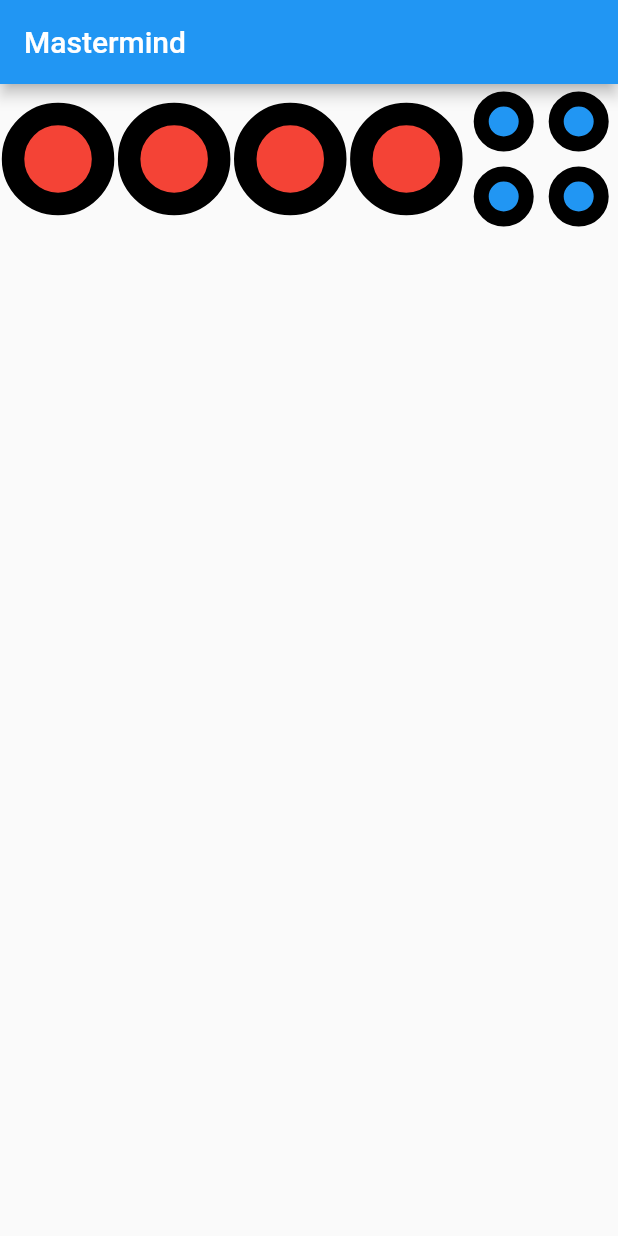
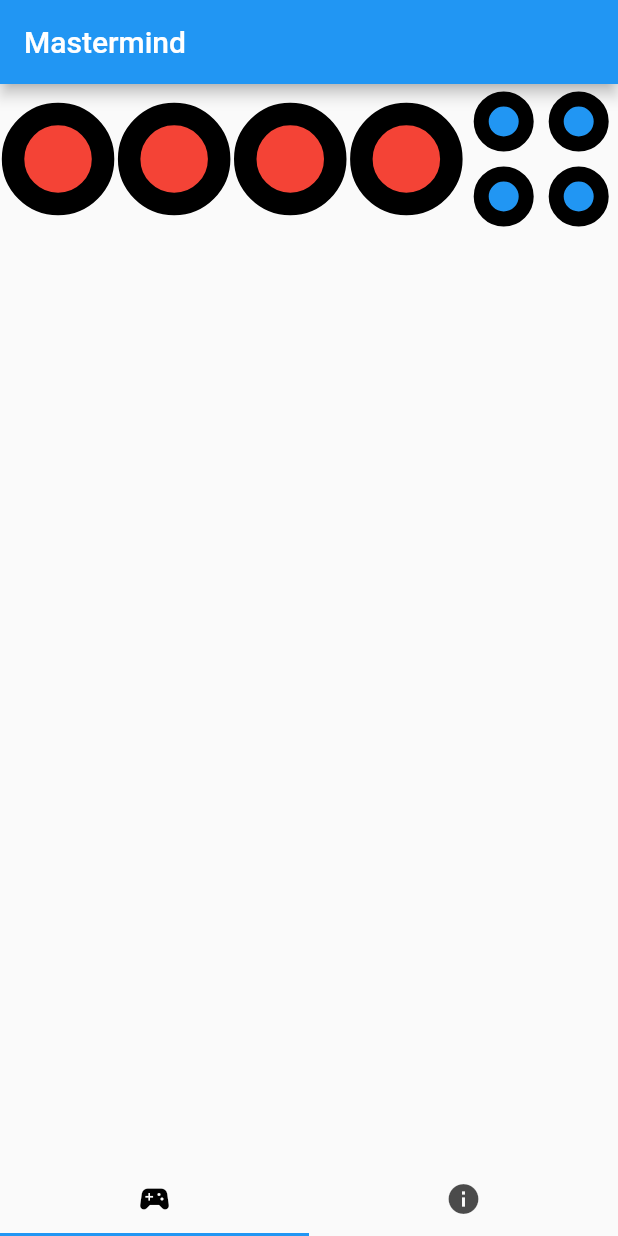
Before and after one commit to galileo-academy-wmiw/mastermind_leaf, a Flutter app: the screen it shows after launch, on a phone screen of 412 x 824 dp. Run offline on Flutter 3.47's test engine with Material 2 defaults, Android fonts, the phone set to English and light mode, and no system bars.

Commit message:
added menu bar

```diff
--- a/lib/main.dart
+++ b/lib/main.dart
@@ -16,9 +16,24 @@ class AppRoot extends StatelessWidget {
     return MaterialApp(
       debugShowCheckedModeBanner: false,
       theme: ThemeData.light(),
-      home: Scaffold(
-        body: Center(child: AppTree()),
-        appBar: AppBar(title:Text("Mastermind")),
+      home: DefaultTabController(
+        length: 2,
+        child: Scaffold(
+          body: Center(child: TabBarView(
+            children: [
+              GameScreen(),
+              InfoScreen(),
+            ],
+          )),
+          appBar: AppBar(title:Text("Mastermind")),
+          bottomNavigationBar: TabBar(
+            labelColor: Colors.black,
+            tabs: [
+              Tab(icon:Icon(Icons.sports_esports)),
+              Tab(icon:Icon(Icons.info))
+            ],
+          ),
+        ),
       ),
     );
   }
```
